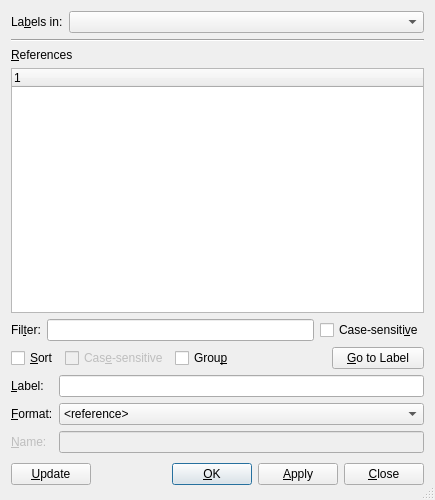
This is src/frontends/qt4/ui/RefUi.ui in cburschka/lyx as Qt 5 draws it before an edit. The edited form follows.
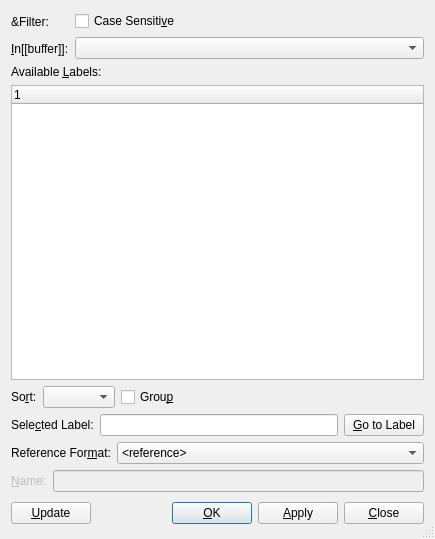
This is the edited form.

Commit message: Clean up the crossrefs dialog.

Patch:
```diff
--- a/src/frontends/qt4/ui/RefUi.ui
+++ b/src/frontends/qt4/ui/RefUi.ui
@@ -6,7 +6,7 @@
     <x>0</x>
     <y>0</y>
     <width>435</width>
-    <height>500</height>
+    <height>539</height>
    </rect>
   </property>
   <property name="windowTitle">
@@ -15,18 +15,53 @@
   <property name="sizeGripEnabled">
    <bool>true</bool>
   </property>
+  <layout class="QGridLayout" name="gridLayout_2">
+   <item row="0" column="0">
   <layout class="QGridLayout" name="gridLayout">
-   <item row="0" column="0" colspan="2">
+     <item row="0" column="0">
+      <layout class="QVBoxLayout" name="verticalLayout">
+       <item>
+        <widget class="QLabel" name="findKeysLA">
+         <property name="text">
+          <string>&amp;Filter:</string>
+         </property>
+         <property name="alignment">
+          <set>Qt::AlignLeading|Qt::AlignLeft|Qt::AlignVCenter</set>
+         </property>
+        </widget>
+       </item>
+       <item>
     <widget class="QLabel" name="refsL">
      <property name="text">
-      <string>La&amp;bels in:</string>
+          <string>&amp;In[[buffer]]:</string>
      </property>
      <property name="buddy">
       <cstring>bufferCO</cstring>
      </property>
     </widget>
    </item>
-   <item row="0" column="2">
+      </layout>
+     </item>
+     <item row="0" column="1">
+      <layout class="QVBoxLayout" name="verticalLayout_2">
+       <item>
+        <layout class="QHBoxLayout" name="horizontalLayout">
+         <item>
+          <layout class="QHBoxLayout" name="filterBarL"/>
+         </item>
+         <item>
+          <widget class="QCheckBox" name="csFindCB">
+           <property name="toolTip">
+            <string>Filter case-sensitively</string>
+           </property>
+           <property name="text">
+            <string>Case Sensiti&amp;ve</string>
+           </property>
+          </widget>
+         </item>
+        </layout>
+       </item>
+       <item>
     <widget class="QComboBox" name="bufferCO">
      <property name="sizePolicy">
       <sizepolicy hsizetype="Expanding" vsizetype="Fixed">
@@ -34,26 +69,26 @@
        <verstretch>0</verstretch>
       </sizepolicy>
      </property>
-    </widget>
-   </item>
-   <item row="1" column="0" colspan="3">
-    <widget class="Line" name="line">
-     <property name="orientation">
-      <enum>Qt::Horizontal</enum>
+         <property name="toolTip">
+          <string>The (sub-)document from which the available labels are displayed</string>
      </property>
     </widget>
    </item>
-   <item row="2" column="0" colspan="3">
+      </layout>
+     </item>
+    </layout>
+   </item>
+   <item row="1" column="0">
     <widget class="QLabel" name="label">
      <property name="text">
-      <string>&amp;References</string>
+      <string>Available &amp;Labels:</string>
      </property>
      <property name="buddy">
       <cstring>refsTW</cstring>
      </property>
     </widget>
    </item>
-   <item row="3" column="0" colspan="3">
+   <item row="2" column="0">
     <widget class="QTreeWidget" name="refsTW">
      <column>
       <property name="text">
@@ -62,132 +97,71 @@
      </column>
     </widget>
    </item>
-   <item row="4" column="0" colspan="3">
+   <item row="3" column="0">
     <layout class="QHBoxLayout">
      <property name="spacing">
       <number>6</number>
      </property>
-     <property name="margin">
+     <property name="leftMargin">
+      <number>0</number>
+     </property>
+     <property name="topMargin">
+      <number>0</number>
+     </property>
+     <property name="rightMargin">
+      <number>0</number>
+     </property>
+     <property name="bottomMargin">
       <number>0</number>
      </property>
      <item>
-      <widget class="QLabel" name="findKeysLA">
+      <widget class="QLabel" name="SortLA">
        <property name="text">
-        <string>Fil&amp;ter:</string>
-       </property>
-       <property name="alignment">
-        <set>Qt::AlignLeading|Qt::AlignLeft|Qt::AlignVCenter</set>
+        <string>So&amp;rt:</string>
        </property>
        <property name="buddy">
-        <cstring>findLE</cstring>
+        <cstring>sortingCO</cstring>
        </property>
       </widget>
      </item>
      <item>
-      <widget class="QLineEdit" name="findLE">
+      <widget class="QComboBox" name="sortingCO">
        <property name="toolTip">
-        <string>Enter string to filter the label list</string>
-       </property>
-       <property name="text">
-        <string/>
-       </property>
-      </widget>
-     </item>
-     <item>
-      <widget class="QCheckBox" name="csFindCB">
-       <property name="toolTip">
-        <string>Filter case-sensitively</string>
-       </property>
-       <property name="text">
-        <string>Case-sensiti&amp;ve</string>
-       </property>
-      </widget>
-     </item>
-    </layout>
-   </item>
-   <item row="5" column="0" colspan="3">
-    <layout class="QHBoxLayout">
-     <property name="spacing">
-      <number>6</number>
-     </property>
-     <property name="margin">
-      <number>0</number>
-     </property>
-     <item>
-      <layout class="QHBoxLayout">
-       <property name="spacing">
-        <number>6</number>
-       </property>
-       <property name="margin">
-        <number>0</number>
-       </property>
-       <item>
-        <widget class="QCheckBox" name="sortCB">
-         <property name="toolTip">
-          <string>Sort labels in alphabetical order (case-insensitively unless the Case-sensitive option is checked)</string>
-         </property>
-         <property name="text">
-          <string>&amp;Sort</string>
-         </property>
-        </widget>
-       </item>
-       <item>
-        <widget class="QCheckBox" name="caseSensitiveCB">
-         <property name="enabled">
-          <bool>false</bool>
-         </property>
-         <property name="toolTip">
-          <string>Sort labels case-sensitively in alphabetical order</string>
-         </property>
-         <property name="text">
-          <string>Cas&amp;e-sensitive</string>
+        <string>Sorting of the list of available labels</string>
          </property>
         </widget>
        </item>
        <item>
         <widget class="QCheckBox" name="groupCB">
          <property name="toolTip">
-          <string>Group labels by prefix (e.g. &quot;sec:&quot;)</string>
+        <string>Group the list of available labels by prefix (e.g. &quot;sec:&quot;)</string>
          </property>
          <property name="text">
           <string>Grou&amp;p</string>
          </property>
         </widget>
        </item>
-      </layout>
-     </item>
      <item>
-      <spacer>
+      <spacer name="horizontalSpacer">
        <property name="orientation">
         <enum>Qt::Horizontal</enum>
        </property>
        <property name="sizeHint" stdset="0">
         <size>
-         <width>20</width>
+         <width>40</width>
          <height>20</height>
         </size>
        </property>
       </spacer>
      </item>
-     <item>
-      <widget class="QPushButton" name="gotoPB">
-       <property name="sizePolicy">
-        <sizepolicy hsizetype="MinimumExpanding" vsizetype="Fixed">
-         <horstretch>0</horstretch>
-         <verstretch>0</verstretch>
-        </sizepolicy>
-       </property>
-       <property name="text">
-        <string>&amp;Go to Label</string>
-       </property>
-      </widget>
-     </item>
     </layout>
    </item>
-   <item row="6" column="0">
+   <item row="4" column="0">
+    <layout class="QHBoxLayout" name="horizontalLayout_2">
+     <item>
     <widget class="QLabel" name="referenceL">
      <property name="text">
-      <string>&amp;Label:</string>
+        <string>Sele&amp;cted Label:</string>
      </property>
      <property name="alignment">
       <set>Qt::AlignLeading|Qt::AlignLeft|Qt::AlignVCenter</set>
@@ -197,19 +171,56 @@
      </property>
     </widget>
    </item>
-   <item row="6" column="1" colspan="2">
-    <widget class="QLineEdit" name="referenceED"/>
-   </item>
-   <item row="7" column="1" colspan="2">
+     <item>
+      <widget class="QLineEdit" name="referenceED">
+       <property name="toolTip">
+        <string>Select a label from the list above or enter a label manually</string>
+       </property>
+      </widget>
+     </item>
+     <item>
+      <widget class="QPushButton" name="gotoPB">
+       <property name="sizePolicy">
+        <sizepolicy hsizetype="Preferred" vsizetype="Fixed">
+         <horstretch>0</horstretch>
+         <verstretch>0</verstretch>
+        </sizepolicy>
+       </property>
+       <property name="toolTip">
+        <string>Jump to the selected label</string>
+       </property>
+       <property name="text">
+        <string>&amp;Go to Label</string>
+       </property>
+      </widget>
+     </item>
+    </layout>
+   </item>
+   <item row="5" column="0">
+    <layout class="QHBoxLayout" name="horizontalLayout_3">
+     <item>
+      <widget class="QLabel" name="typeLA">
+       <property name="text">
+        <string>Reference For&amp;mat:</string>
+       </property>
+       <property name="alignment">
+        <set>Qt::AlignLeading|Qt::AlignLeft|Qt::AlignVCenter</set>
+       </property>
+       <property name="buddy">
+        <cstring>typeCO</cstring>
+       </property>
+      </widget>
+     </item>
+     <item>
     <widget class="QComboBox" name="typeCO">
      <property name="sizePolicy">
-      <sizepolicy hsizetype="Minimum" vsizetype="Fixed">
+        <sizepolicy hsizetype="MinimumExpanding" vsizetype="Fixed">
        <horstretch>0</horstretch>
        <verstretch>0</verstretch>
       </sizepolicy>
      </property>
      <property name="toolTip">
-      <string>Cross-reference as it appears in output</string>
+        <string>Adjust the style of the cross-reference</string>
      </property>
      <item>
       <property name="text">
@@ -248,7 +259,11 @@
      </item>
     </widget>
    </item>
-   <item row="8" column="0">
+    </layout>
+   </item>
+   <item row="6" column="0">
+    <layout class="QHBoxLayout" name="horizontalLayout_4">
+     <item>
     <widget class="QLabel" name="nameL">
      <property name="enabled">
       <bool>false</bool>
@@ -264,25 +279,36 @@
      </property>
     </widget>
    </item>
-   <item row="8" column="1" colspan="2">
+     <item>
     <widget class="QLineEdit" name="nameED">
      <property name="enabled">
       <bool>false</bool>
      </property>
     </widget>
    </item>
-   <item row="9" column="0" colspan="3">
+    </layout>
+   </item>
+   <item row="7" column="0">
     <layout class="QHBoxLayout">
      <property name="spacing">
       <number>6</number>
      </property>
-     <property name="margin">
+     <property name="leftMargin">
+      <number>0</number>
+     </property>
+     <property name="topMargin">
+      <number>0</number>
+     </property>
+     <property name="rightMargin">
+      <number>0</number>
+     </property>
+     <property name="bottomMargin">
       <number>0</number>
      </property>
      <item>
       <widget class="QPushButton" name="updatePB">
        <property name="sizePolicy">
-        <sizepolicy hsizetype="MinimumExpanding" vsizetype="Fixed">
+        <sizepolicy hsizetype="Preferred" vsizetype="Fixed">
          <horstretch>0</horstretch>
          <verstretch>0</verstretch>
         </sizepolicy>
@@ -349,19 +375,6 @@
      </item>
     </layout>
    </item>
-   <item row="7" column="0">
-    <widget class="QLabel" name="typeLA">
-     <property name="text">
-      <string>&amp;Format:</string>
-     </property>
-     <property name="alignment">
-      <set>Qt::AlignLeading|Qt::AlignLeft|Qt::AlignVCenter</set>
-     </property>
-     <property name="buddy">
-      <cstring>typeCO</cstring>
-     </property>
-    </widget>
-   </item>
   </layout>
  </widget>
  <tabstops>
```
Left out of the diff: 6 changed lines with no effect on the pictures. Lines whose indentation alone changed are shown as unchanged. The commit also changes 2 other files.
